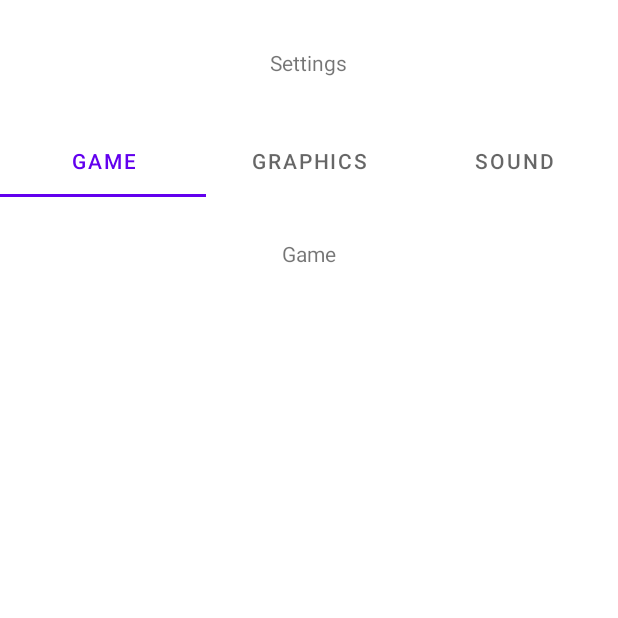
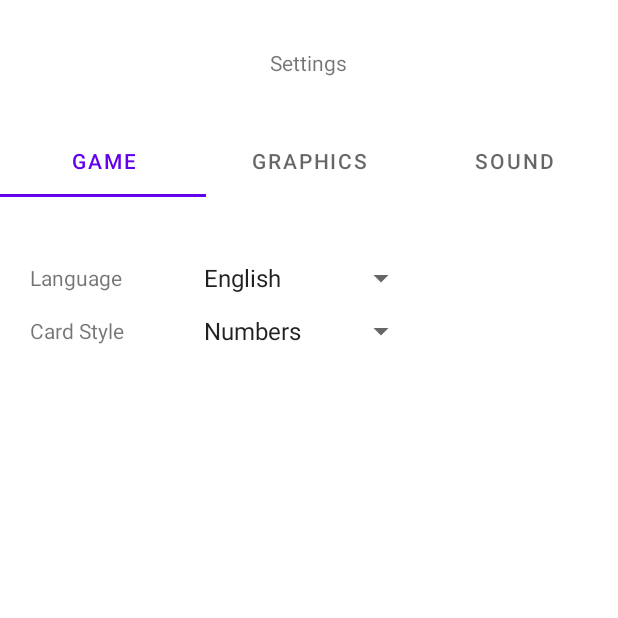
Before and after one commit to Appci11/Puzzle15, an Android app: the SettingsTabGameFragment screen opened directly, with no data from a screen before it, on a phone screen of 412 x 824 dp, the top half of it. Run offline under Robolectric (Android 15) with nearby library versions, the phone set to English and light mode, and no system bars.

Commit message:
Added components to "Game" tab

```diff
--- a/app/src/main/java/com/puzzle15/SettingsTabGameFragment.java
+++ b/app/src/main/java/com/puzzle15/SettingsTabGameFragment.java
@@ -4,12 +4,19 @@ import android.os.Bundle;
 import android.view.LayoutInflater;
 import android.view.View;
 import android.view.ViewGroup;
+import android.widget.AdapterView;
+import android.widget.Spinner;
+import android.widget.Toast;
 
 import androidx.annotation.NonNull;
 import androidx.annotation.Nullable;
 import androidx.fragment.app.Fragment;
 
 public class SettingsTabGameFragment extends Fragment {
+
+    private Spinner spnLanguage, spnCardStyle;
+
+
     @Nullable
     @Override
     public View onCreateView(@NonNull LayoutInflater inflater, @Nullable ViewGroup container, @Nullable Bundle savedInstanceState) {
@@ -21,5 +28,32 @@ public class SettingsTabGameFragment extends Fragment {
     public void onViewCreated(@NonNull View view, @Nullable Bundle savedInstanceState) {
         super.onViewCreated(view, savedInstanceState);
 
+        spnLanguage = view.findViewById(R.id.spnCountry);
+        spnCardStyle = view.findViewById(R.id.spnCardStyle);
+
+        spnLanguage.setOnItemSelectedListener(new AdapterView.OnItemSelectedListener() {
+            @Override
+            public void onItemSelected(AdapterView<?> adapterView, View view, int i, long l) {
+                Toast.makeText(getActivity(), spnLanguage.getSelectedItem().toString() + " Selected", Toast.LENGTH_SHORT).show();
+            }
+
+            @Override
+            public void onNothingSelected(AdapterView<?> adapterView) {
+
+            }
+        });
+        spnCardStyle.setOnItemSelectedListener(new AdapterView.OnItemSelectedListener() {
+            @Override
+            public void onItemSelected(AdapterView<?> adapterView, View view, int i, long l) {
+                Toast.makeText(getActivity(), spnCardStyle.getSelectedItem().toString() + " Selected", Toast.LENGTH_SHORT).show();
+            }
+
+            @Override
+            public void onNothingSelected(AdapterView<?> adapterView) {
+
+            }
+        });
+
+
     }
 }
--- a/app/src/main/java/com/puzzle15/SettingsTabSoundFragment.java
+++ b/app/src/main/java/com/puzzle15/SettingsTabSoundFragment.java
@@ -16,7 +16,7 @@ import androidx.fragment.app.Fragment;
 
 public class SettingsTabSoundFragment extends Fragment {
 
-    Switch swchEffects, swchMusic;
+    SwitchCompat swchEffects, swchMusic;
     SeekBar sbEffects, sbMusic;
 
     @Nullable
--- a/app/src/main/res/layout/fragment_settings_tab_game.xml
+++ b/app/src/main/res/layout/fragment_settings_tab_game.xml
@@ -6,14 +6,44 @@
     android:layout_height="match_parent"
     android:padding="20dp">
 
-
     <TextView
-        android:layout_width="wrap_content"
+        android:id="@+id/txtLanguages"
+        android:layout_width="100dp"
         android:layout_height="wrap_content"
-        android:layout_marginTop="8dp"
-        android:text="Game"
-        app:layout_constraintEnd_toEndOf="parent"
+        android:layout_marginTop="24dp"
+        android:text="Language"
         app:layout_constraintStart_toStartOf="parent"
         app:layout_constraintTop_toTopOf="parent" />
 
+    <Spinner
+        android:id="@+id/spnCountry"
+        android:layout_width="150dp"
+        android:layout_height="wrap_content"
+        android:layout_marginStart="8dp"
+        android:entries="@array/languages"
+        app:layout_constraintBottom_toBottomOf="@+id/txtLanguages"
+        app:layout_constraintStart_toEndOf="@+id/txtLanguages"
+        app:layout_constraintTop_toTopOf="@+id/txtLanguages" />
+
+    <TextView
+        android:id="@+id/txtCardStyle"
+        android:layout_width="100dp"
+        android:layout_height="wrap_content"
+        android:layout_marginTop="16dp"
+        android:text="Card Style"
+        app:layout_constraintStart_toStartOf="parent"
+        app:layout_constraintTop_toBottomOf="@+id/txtLanguages" />
+
+    <Spinner
+        android:id="@+id/spnCardStyle"
+        android:layout_width="150dp"
+        android:layout_height="wrap_content"
+        android:layout_marginStart="8dp"
+        android:entries="@array/cardStyle"
+        app:layout_constraintBottom_toBottomOf="@+id/txtCardStyle"
+        app:layout_constraintStart_toEndOf="@+id/txtCardStyle"
+        app:layout_constraintTop_toTopOf="@+id/txtCardStyle" />
+
+
+
 </androidx.constraintlayout.widget.ConstraintLayout>
--- a/app/src/main/res/layout/fragment_settings_tab_sound.xml
+++ b/app/src/main/res/layout/fragment_settings_tab_sound.xml
@@ -47,19 +47,19 @@
         app:layout_constraintStart_toStartOf="parent"
         app:layout_constraintTop_toBottomOf="@+id/swchMusic" />
 
-    <Switch
+    <androidx.appcompat.widget.SwitchCompat
         android:id="@+id/swchEffects"
-        android:layout_width="wrap_content"
-        android:layout_height="wrap_content"
+        android:layout_width="100dp"
+        android:layout_height="40dp"
         android:layout_marginTop="16dp"
         android:text="Effects"
         app:layout_constraintStart_toStartOf="parent"
         app:layout_constraintTop_toBottomOf="@+id/txtVolume" />
 
-    <Switch
+    <androidx.appcompat.widget.SwitchCompat
         android:id="@+id/swchMusic"
-        android:layout_width="wrap_content"
-        android:layout_height="wrap_content"
+        android:layout_width="100dp"
+        android:layout_height="40dp"
         android:layout_marginTop="8dp"
         android:text="Music"
         app:layout_constraintStart_toStartOf="parent"
--- a/app/src/main/res/values/strings.xml
+++ b/app/src/main/res/values/strings.xml
@@ -9,6 +9,7 @@
     <array name="cardStyle">
         <item>Numbers</item>
         <item>Letters</item>
+        <item>Picture</item>
     </array>
     <!-- TODO: Remove or change this placeholder text -->
     <string name="hello_blank_fragment">Hello blank fragment</string>
```
